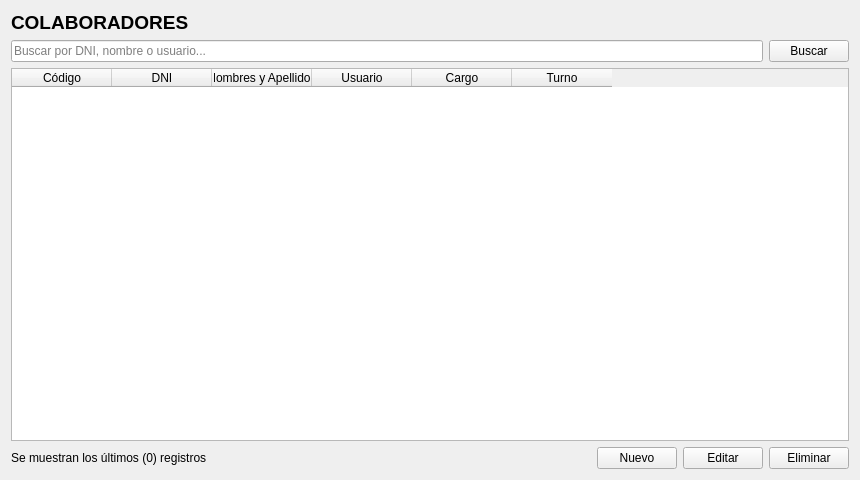
Qt form src/views/ui/frm_empleado_list.ui (ati60884341-bit/RIOJA-BIBLIOTECA) before a commit.
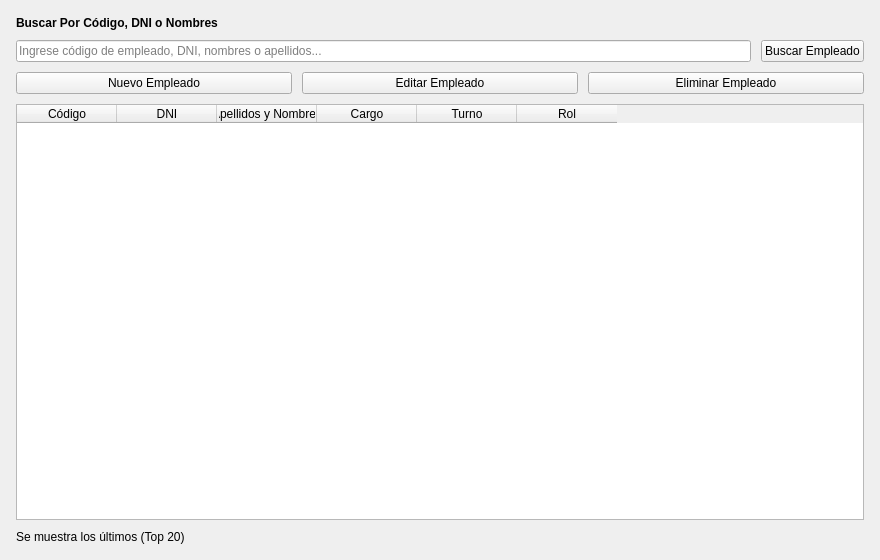
The same form after that commit.

Commit message: Agrega modulo de Roles, nuevos UI de Empleado, entidades y script SQL desde cero

Patch:
```diff
--- a/src/views/ui/frm_empleado_list.ui
+++ b/src/views/ui/frm_empleado_list.ui
@@ -6,24 +6,38 @@
    <rect>
     <x>0</x>
     <y>0</y>
-    <width>860</width>
-    <height>480</height>
+    <width>880</width>
+    <height>560</height>
    </rect>
   </property>
   <property name="windowTitle">
    <string>Catálogo de Colaboradores</string>
   </property>
   <layout class="QVBoxLayout" name="verticalLayout">
+   <property name="spacing">
+    <number>10</number>
+   </property>
+   <property name="leftMargin">
+    <number>16</number>
+   </property>
+   <property name="topMargin">
+    <number>16</number>
+   </property>
+   <property name="rightMargin">
+    <number>16</number>
+   </property>
+   <property name="bottomMargin">
+    <number>16</number>
+   </property>
    <item>
     <widget class="QLabel" name="label">
      <property name="font">
       <font>
-       <pointsize>14</pointsize>
        <bold>true</bold>
       </font>
      </property>
      <property name="text">
-      <string>COLABORADORES</string>
+      <string>Buscar Por Código, DNI o Nombres</string>
      </property>
     </widget>
    </item>
@@ -32,14 +46,39 @@
      <item>
       <widget class="QLineEdit" name="txt_buscar">
        <property name="placeholderText">
-        <string>Buscar por DNI, nombre o usuario...</string>
+        <string>Ingrese código de empleado, DNI, nombres o apellidos...</string>
        </property>
       </widget>
      </item>
      <item>
       <widget class="QPushButton" name="btn_buscar">
        <property name="text">
-        <string>Buscar</string>
+        <string>Buscar Empleado</string>
+       </property>
+      </widget>
+     </item>
+    </layout>
+   </item>
+   <item>
+    <layout class="QHBoxLayout" name="layout_acciones">
+     <item>
+      <widget class="QPushButton" name="btn_nuevo">
+       <property name="text">
+        <string>Nuevo Empleado</string>
+       </property>
+      </widget>
+     </item>
+     <item>
+      <widget class="QPushButton" name="btn_editar">
+       <property name="text">
+        <string>Editar Empleado</string>
+       </property>
+      </widget>
+     </item>
+     <item>
+      <widget class="QPushButton" name="btn_eliminar">
+       <property name="text">
+        <string>Eliminar Empleado</string>
        </property>
       </widget>
      </item>
@@ -47,94 +86,50 @@
    </item>
    <item>
     <widget class="QTableWidget" name="tbl_empleados">
-     <column>
-      <property name="text">
-       <string>Código</string>
-      </property>
-     </column>
-     <column>
-      <property name="text">
-       <string>DNI</string>
-      </property>
-     </column>
-     <column>
-      <property name="text">
-       <string>Nombres y Apellidos</string>
-      </property>
-     </column>
-     <column>
-      <property name="text">
-       <string>Usuario</string>
-      </property>
-     </column>
-     <column>
-      <property name="text">
-       <string>Cargo</string>
-      </property>
-     </column>
-     <column>
-      <property name="text">
-       <string>Turno</string>
-      </property>
-     </column>
      <property name="selectionMode">
       <enum>QAbstractItemView::SingleSelection</enum>
      </property>
      <property name="selectionBehavior">
       <enum>QAbstractItemView::SelectRows</enum>
      </property>
-     <property name="alternatingRowColors">
-      <bool>true</bool>
-     </property>
-     <attribute name="verticalHeaderVisible">
-      <bool>false</bool>
-     </attribute>
+     <column>
+      <property name="text">
+       <string>Código</string>
+      </property>
+     </column>
+     <column>
+      <property name="text">
+       <string>DNI</string>
+      </property>
+     </column>
+     <column>
+      <property name="text">
+       <string>Apellidos y Nombres</string>
+      </property>
+     </column>
+     <column>
+      <property name="text">
+       <string>Cargo</string>
+      </property>
+     </column>
+     <column>
+      <property name="text">
+       <string>Turno</string>
+      </property>
+     </column>
+     <column>
+      <property name="text">
+       <string>Rol</string>
+      </property>
+     </column>
     </widget>
    </item>
    <item>
-    <layout class="QHBoxLayout" name="layout_inferior">
-     <item>
-      <widget class="QLabel" name="label_2">
-       <property name="text">
-        <string>Se muestran los últimos (0) registros</string>
-       </property>
-      </widget>
-     </item>
-     <item>
-      <spacer name="espaciador">
-       <property name="orientation">
-        <enum>Qt::Horizontal</enum>
-       </property>
-       <property name="sizeHint" stdset="0">
-        <size>
-         <width>40</width>
-         <height>20</height>
-        </size>
-       </property>
-      </spacer>
-     </item>
-     <item>
-      <widget class="QPushButton" name="btn_nuevo">
-       <property name="text">
-        <string>Nuevo</string>
-       </property>
-      </widget>
-     </item>
-     <item>
-      <widget class="QPushButton" name="btn_editar">
-       <property name="text">
-        <string>Editar</string>
-       </property>
-      </widget>
-     </item>
-     <item>
-      <widget class="QPushButton" name="btn_eliminar">
-       <property name="text">
-        <string>Eliminar</string>
-       </property>
-      </widget>
-     </item>
-    </layout>
+    <widget class="QLabel" name="label_conteo">
+     <property name="text">
+      <string>Se muestra los últimos (Top 20)</string>
+     </property>
+    </widget>
    </item>
   </layout>
  </widget>
```
Left out of the diff: 4 changed lines with no effect on the pictures. The commit also changes 31 other files.
